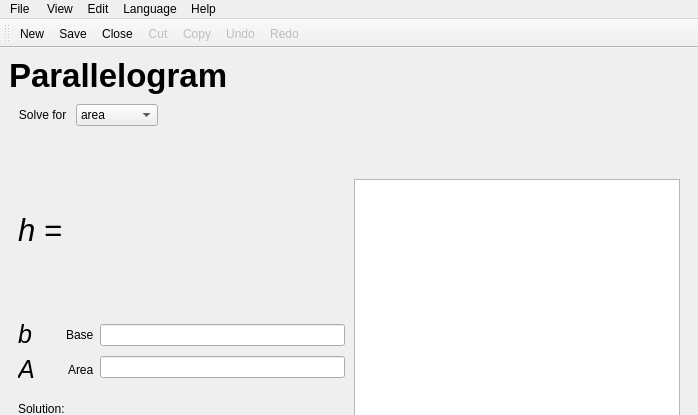
Above: parallelogram_calculator.ui from georgie5/Alex-me before the change; both pictures show x 0 to 698 and y 0 to 415 of the 698 by 599 pixel window. Below: the same form after it.
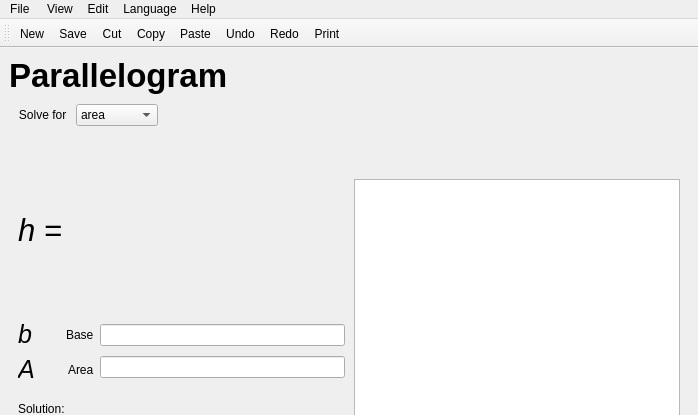
That is the form after the change. Icons and pictures are not drawn.

The edit to the form file:
```diff
--- a/parallelogram_calculator.ui
+++ b/parallelogram_calculator.ui
@@ -620,6 +620,24 @@
            <layout class="QHBoxLayout" name="horizontalLayout_14">
             <item>
              <widget class="QLabel" name="Height_label">
+              <property name="sizePolicy">
+               <sizepolicy hsizetype="Maximum" vsizetype="Preferred">
+                <horstretch>0</horstretch>
+                <verstretch>0</verstretch>
+               </sizepolicy>
+              </property>
+              <property name="maximumSize">
+               <size>
+                <width>16777165</width>
+                <height>16777215</height>
+               </size>
+              </property>
+              <property name="baseSize">
+               <size>
+                <width>0</width>
+                <height>0</height>
+               </size>
+              </property>
               <property name="font">
                <font>
                 <pointsize>23</pointsize>
@@ -961,11 +979,12 @@
    </attribute>
    <addaction name="actionNew"/>
    <addaction name="actionSave"/>
-   <addaction name="actionClose"/>
    <addaction name="actionCut"/>
    <addaction name="actionCopy"/>
+   <addaction name="actionPaste"/>
    <addaction name="actionUndo"/>
    <addaction name="actionRedo"/>
+   <addaction name="actionPrint"/>
   </widget>
   <action name="actionNew">
    <property name="icon">
@@ -1029,7 +1048,7 @@
   </action>
   <action name="actionCut">
    <property name="enabled">
-    <bool>false</bool>
+    <bool>true</bool>
    </property>
    <property name="icon">
     <iconset resource="Images.qrc">
@@ -1062,7 +1081,7 @@
   </action>
   <action name="actionUndo">
    <property name="enabled">
-    <bool>false</bool>
+    <bool>true</bool>
    </property>
    <property name="icon">
     <iconset resource="Images.qrc">
@@ -1080,7 +1099,7 @@
   </action>
   <action name="actionRedo">
    <property name="enabled">
-    <bool>false</bool>
+    <bool>true</bool>
    </property>
    <property name="icon">
     <iconset resource="Images.qrc">
@@ -1098,7 +1117,7 @@
   </action>
   <action name="actionCopy">
    <property name="enabled">
-    <bool>false</bool>
+    <bool>true</bool>
    </property>
    <property name="icon">
     <iconset resource="Images.qrc">
```
Left out of the diff: 10 changed lines with no effect on the pictures.
